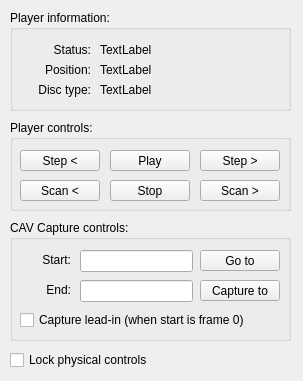
simoninns/DomesdayDuplicator-gui-app, file Linux-Application/DomesdayDuplicator/playercontroldialog.ui: the form before one commit.
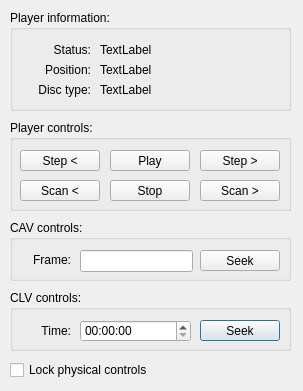
The form after the commit.

Commit message: Added CLV seek control, tidied up code and fixed PIC UI

Patch:
```diff
--- a/Linux-Application/DomesdayDuplicator/playercontroldialog.ui
+++ b/Linux-Application/DomesdayDuplicator/playercontroldialog.ui
@@ -7,7 +7,7 @@
     <x>0</x>
     <y>0</y>
     <width>303</width>
-    <height>381</height>
+    <height>391</height>
    </rect>
   </property>
   <property name="windowTitle">
@@ -17,7 +17,7 @@
    <property name="geometry">
     <rect>
      <x>10</x>
-     <y>350</y>
+     <y>360</y>
      <width>151</width>
      <height>20</height>
     </rect>
@@ -141,29 +141,13 @@
      <x>10</x>
      <y>220</y>
      <width>281</width>
-     <height>121</height>
+     <height>61</height>
     </rect>
    </property>
    <property name="title">
-    <string>CAV Capture controls:</string>
+    <string>CAV controls:</string>
    </property>
-   <widget class="QLabel" name="endLabel">
-    <property name="geometry">
-     <rect>
-      <x>20</x>
-      <y>60</y>
-      <width>41</width>
-      <height>20</height>
-     </rect>
-    </property>
-    <property name="text">
-     <string>End:</string>
-    </property>
-    <property name="alignment">
-     <set>Qt::AlignRight|Qt::AlignTrailing|Qt::AlignVCenter</set>
-    </property>
-   </widget>
-   <widget class="QLineEdit" name="startPositionLineEdit">
+   <widget class="QLineEdit" name="seekPositionLineEdit">
     <property name="geometry">
      <rect>
       <x>70</x>
@@ -176,33 +160,7 @@
      <enum>Qt::ClickFocus</enum>
     </property>
    </widget>
-   <widget class="QPushButton" name="captureToPushButton">
-    <property name="geometry">
-     <rect>
-      <x>190</x>
-      <y>60</y>
-      <width>80</width>
-      <height>21</height>
-     </rect>
-    </property>
-    <property name="text">
-     <string>Capture to</string>
-    </property>
-    <property name="autoDefault">
-     <bool>false</bool>
-    </property>
-   </widget>
-   <widget class="QLineEdit" name="endPositionLineEdit">
-    <property name="geometry">
-     <rect>
-      <x>70</x>
-      <y>60</y>
-      <width>113</width>
-      <height>22</height>
-     </rect>
-    </property>
-   </widget>
-   <widget class="QPushButton" name="goToPushButton">
+   <widget class="QPushButton" name="seekPushButton">
     <property name="geometry">
      <rect>
       <x>190</x>
@@ -212,7 +170,7 @@
      </rect>
     </property>
     <property name="text">
-     <string>Go to</string>
+     <string>Seek</string>
     </property>
     <property name="autoDefault">
      <bool>false</bool>
@@ -228,25 +186,12 @@
      </rect>
     </property>
     <property name="text">
-     <string>Start:</string>
+     <string>Frame:</string>
     </property>
     <property name="alignment">
      <set>Qt::AlignRight|Qt::AlignTrailing|Qt::AlignVCenter</set>
     </property>
    </widget>
-   <widget class="QCheckBox" name="leadInCheckBox">
-    <property name="geometry">
-     <rect>
-      <x>10</x>
-      <y>90</y>
-      <width>251</width>
-      <height>20</height>
-     </rect>
-    </property>
-    <property name="text">
-     <string>Capture lead-in (when start is frame 0)</string>
-    </property>
-   </widget>
   </widget>
   <widget class="QGroupBox" name="playerInformationGroupBox">
    <property name="geometry">
@@ -348,6 +293,101 @@
     </property>
    </widget>
   </widget>
+  <widget class="QGroupBox" name="clvControlsGroupBox">
+   <property name="geometry">
+    <rect>
+     <x>10</x>
+     <y>290</y>
+     <width>281</width>
+     <height>61</height>
+    </rect>
+   </property>
+   <property name="title">
+    <string>CLV controls:</string>
+   </property>
+   <widget class="QTimeEdit" name="timeSeektimeEdit">
+    <property name="geometry">
+     <rect>
+      <x>70</x>
+      <y>30</y>
+      <width>111</width>
+      <height>22</height>
+     </rect>
+    </property>
+    <property name="dateTime">
+     <datetime>
+      <hour>0</hour>
+      <minute>0</minute>
+      <second>0</second>
+      <year>1999</year>
+      <month>12</month>
+      <day>20</day>
+     </datetime>
+    </property>
+    <property name="maximumDateTime">
+     <datetime>
+      <hour>1</hour>
+      <minute>59</minute>
+      <second>59</second>
+      <year>1999</year>
+      <month>12</month>
+      <day>20</day>
+     </datetime>
+    </property>
+    <property name="minimumTime">
+     <time>
+      <hour>0</hour>
+      <minute>0</minute>
+      <second>0</second>
+     </time>
+    </property>
+    <property name="currentSection">
+     <enum>QDateTimeEdit::MinuteSection</enum>
+    </property>
+    <property name="displayFormat">
+     <string>HH:mm:ss</string>
+    </property>
+    <property name="timeSpec">
+     <enum>Qt::LocalTime</enum>
+    </property>
+    <property name="time">
+     <time>
+      <hour>0</hour>
+      <minute>0</minute>
+      <second>0</second>
+     </time>
+    </property>
+   </widget>
+   <widget class="QPushButton" name="timeSeekPushButton">
+    <property name="geometry">
+     <rect>
+      <x>190</x>
+      <y>30</y>
+      <width>80</width>
+      <height>21</height>
+     </rect>
+    </property>
+    <property name="text">
+     <string>Seek</string>
+    </property>
+   </widget>
+   <widget class="QLabel" name="timeSeeklabel">
+    <property name="geometry">
+     <rect>
+      <x>20</x>
+      <y>30</y>
+      <width>41</width>
+      <height>21</height>
+     </rect>
+    </property>
+    <property name="text">
+     <string>Time:</string>
+    </property>
+    <property name="alignment">
+     <set>Qt::AlignRight|Qt::AlignTrailing|Qt::AlignVCenter</set>
+    </property>
+   </widget>
+  </widget>
  </widget>
  <resources/>
  <connections/>
```
Left out of the diff: 4 changed lines with no effect on the pictures. The commit also changes 6 other files.
